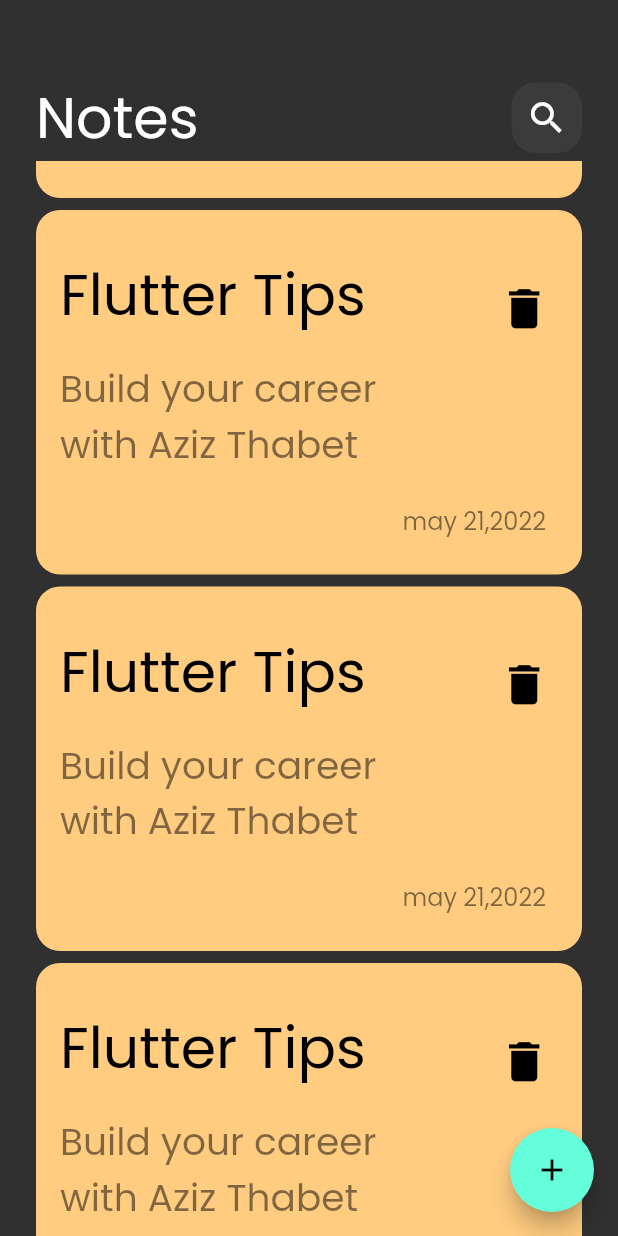
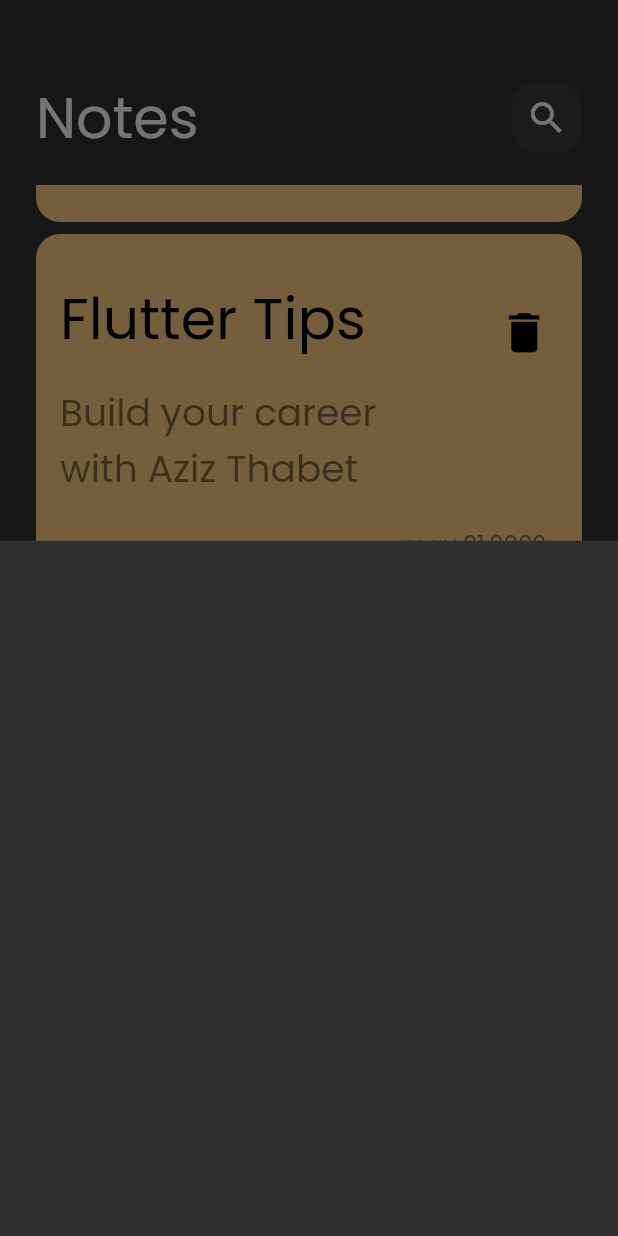
Before and after one commit to Aziz-thabet/notes_app, a Flutter app: the screen it shows after launch, scrolled down 1728 dp, after a tap on the "add" icon, on a phone screen of 412 x 824 dp. Run offline on Flutter 3.47's test engine with Material 2 defaults, Android fonts, the phone set to English and light mode, and no system bars.

Commit message:
Add_Note_Button_Sheet.dart

```diff
--- a/lib/views/notes_view.dart
+++ b/lib/views/notes_view.dart
@@ -1,5 +1,7 @@
 import 'package:flutter/material.dart';
 import 'package:notes_app/widgets/Notes_view_body.dart';
+
+import '../widgets/Add_Note_Button_Sheet.dart';
 
 class NotesView extends StatelessWidget {
   const NotesView({super.key});
@@ -7,7 +9,11 @@ class NotesView extends StatelessWidget {
   @override
   Widget build(BuildContext context) {
     return   Scaffold(
-      floatingActionButton: FloatingActionButton(onPressed: (){},
+      floatingActionButton: FloatingActionButton(onPressed: (){
+        showModalBottomSheet(context: context, builder:(context){
+          return const AddNoteButtonSheet();
+        } );
+      },
         child: const Icon(Icons.add),),
         body: const NotesViewBody(),);
   }
--- /dev/null
+++ b/lib/widgets/Add_Note_Button_Sheet.dart
@@ -0,0 +1,10 @@
+import 'package:flutter/material.dart';
+
+class AddNoteButtonSheet extends StatelessWidget {
+  const AddNoteButtonSheet({super.key});
+
+  @override
+  Widget build(BuildContext context) {
+    return Container();
+  }
+}
--- a/lib/widgets/Notes_list_view.dart
+++ b/lib/widgets/Notes_list_view.dart
@@ -6,12 +6,17 @@ class NotesListView extends StatelessWidget {
   const NotesListView({super.key});
   @override
   Widget build(BuildContext context) {
-    return ListView.builder(itemBuilder: (context,index)
-    {
-      return const Padding(
-        padding: EdgeInsets.symmetric(vertical: 4.0),
-        child: NoteItem(),
-      );
-    },);
+    return Padding(
+      padding: const EdgeInsets.symmetric(vertical:16.0),
+      child: ListView.builder(
+        padding: EdgeInsets.zero,
+        itemBuilder: (context,index)
+      {
+        return const Padding(
+          padding: EdgeInsets.symmetric(vertical: 4.0),
+          child: NoteItem(),
+        );
+      },),
+    );
   }
 }
```
